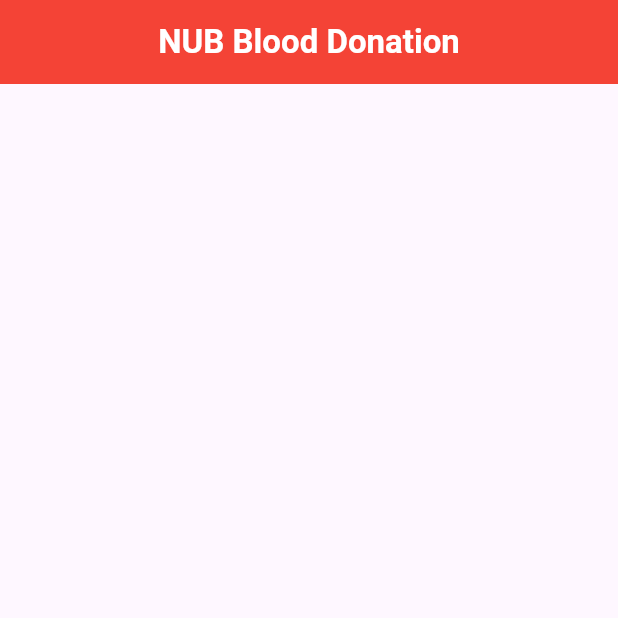
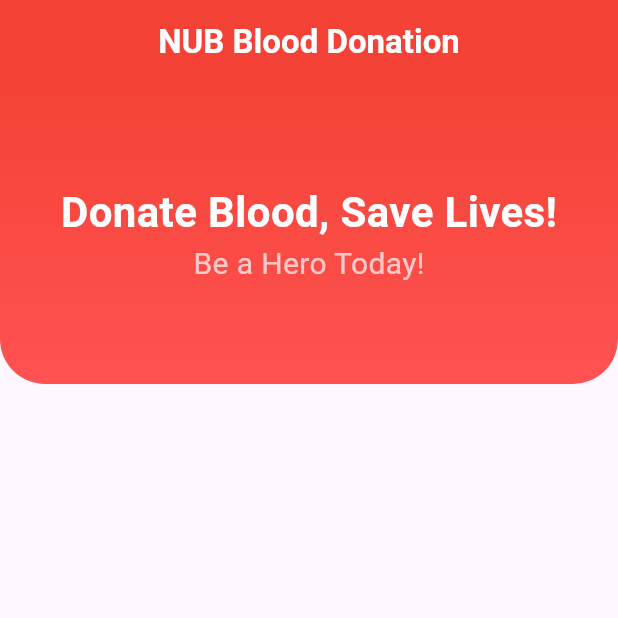
Before and after one commit to riazulrocky/NUB-Blood-Donation-App-Flutter, a Flutter app: the screen it shows after launch, on a phone screen of 412 x 824 dp, the top half of it. Run offline on Flutter 3.47's test engine with Material 3 defaults, Android fonts, the phone set to English and light mode, and no system bars.

Commit message:
Upper section Box

```diff
--- a/lib/home.dart
+++ b/lib/home.dart
@@ -20,9 +20,50 @@ class _HomeState extends State<Home> {
         centerTitle: true,
         backgroundColor: Colors.red,
       ),
+      body: SingleChildScrollView(
+        child: Center(
+          child: Column(
+            mainAxisAlignment: MainAxisAlignment.center,
+            children: [
+              Container(
+                width: double.infinity,
+                height: 200,
+                decoration: BoxDecoration(
+                  gradient: LinearGradient(
+                    colors: [Colors.red, Colors.redAccent],
+                    begin: Alignment.topCenter,
+                    end: Alignment.bottomCenter,
+                  ),
+                  borderRadius: BorderRadius.only(
+                    bottomLeft: Radius.circular(30),
+                    bottomRight: Radius.circular(30),
+                  ),
+                ),
+                child: Padding(
+                  padding: EdgeInsets.all(16.0),
+                  child: Column(
+                    mainAxisAlignment: MainAxisAlignment.center,
+                    children: [
+                      Text(
+                        "Donate Blood, Save Lives!",
+                        style: TextStyle(
+                            fontSize: 28,
+                            fontWeight: FontWeight.bold,
+                            color: Colors.white),
+                      ),
 
-
-
+                      Text(
+                        "Be a Hero Today!",
+                        style: TextStyle(color: Colors.white70, fontSize: 20),
+                      )
+                    ],
+                  ),
+                ),
+              ),
+            ],
+          ),
+        ),
+      ),
     );
   }
 }
```
